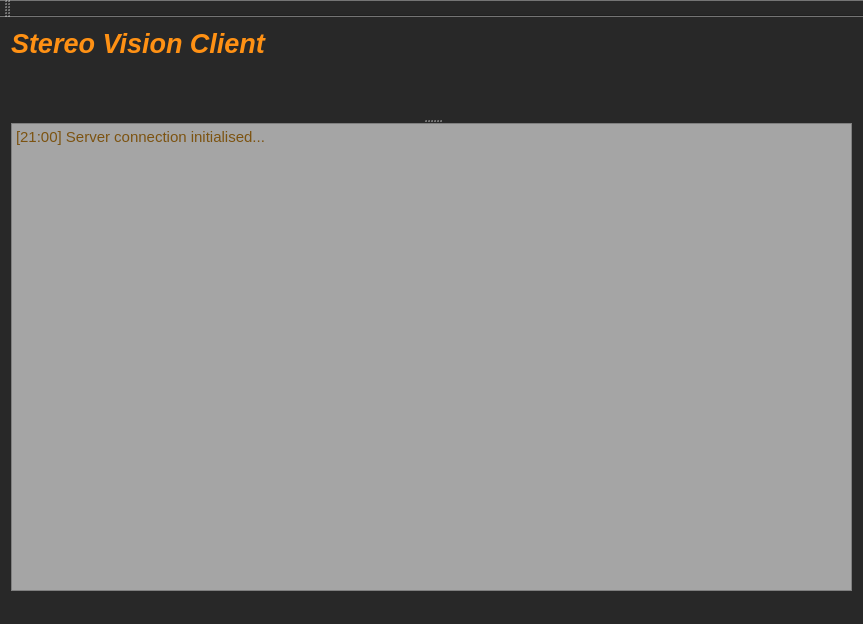
This is gui.ui in spoorcc/stereo-vision-client as Qt 5 draws it before an edit. The edited form follows.
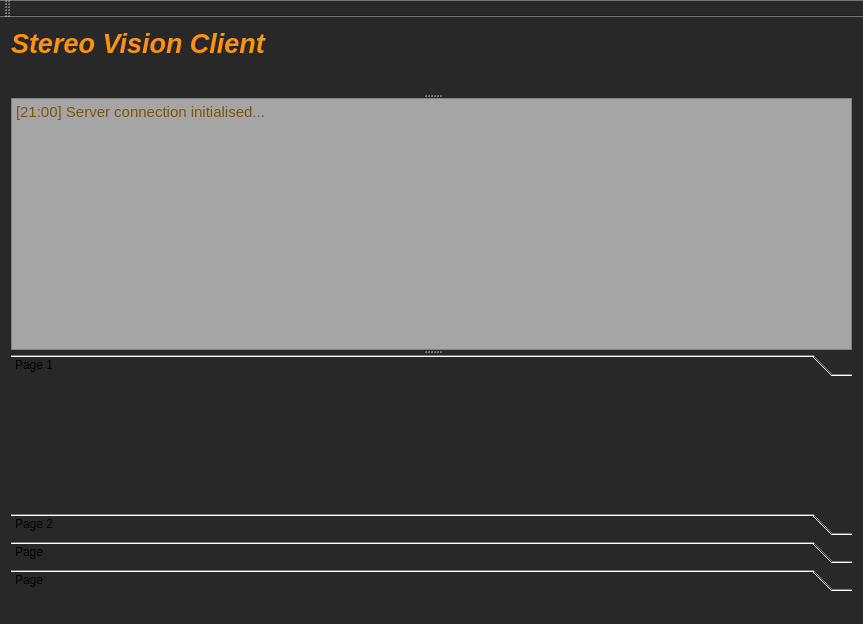
This is the edited form.

```diff
--- a/gui.ui
+++ b/gui.ui
@@ -42,10 +42,51 @@
         <string>&lt;!DOCTYPE HTML PUBLIC &quot;-//W3C//DTD HTML 4.0//EN&quot; &quot;http://www.w3.org/TR/REC-html40/strict.dtd&quot;&gt;
 &lt;html&gt;&lt;head&gt;&lt;meta name=&quot;qrichtext&quot; content=&quot;1&quot; /&gt;&lt;style type=&quot;text/css&quot;&gt;
 p, li { white-space: pre-wrap; }
-&lt;/style&gt;&lt;/head&gt;&lt;body style=&quot; font-family:'Ubuntu'; font-size:11pt; font-weight:400; font-style:normal;&quot;&gt;
-&lt;p style=&quot; margin-top:0px; margin-bottom:0px; margin-left:0px; margin-right:0px; -qt-block-indent:0; text-indent:0px;&quot;&gt;[21:00] Server connection initialised...&lt;/p&gt;&lt;/body&gt;&lt;/html&gt;</string>
+&lt;/style&gt;&lt;/head&gt;&lt;body style=&quot; font-family:'MS Shell Dlg 2'; font-size:8.25pt; font-weight:400; font-style:normal;&quot;&gt;
+&lt;p style=&quot; margin-top:0px; margin-bottom:0px; margin-left:0px; margin-right:0px; -qt-block-indent:0; text-indent:0px;&quot;&gt;&lt;span style=&quot; font-family:'Ubuntu'; font-size:11pt;&quot;&gt;[21:00] Server connection initialised...&lt;/span&gt;&lt;/p&gt;&lt;/body&gt;&lt;/html&gt;</string>
        </property>
       </widget>
+      <widget class="QToolBox" name="AllProcessesTBX">
+       <property name="currentIndex">
+        <number>0</number>
+       </property>
+       <widget class="QWidget" name="page">
+        <property name="geometry">
+         <rect>
+          <x>0</x>
+          <y>0</y>
+          <width>845</width>
+          <height>88</height>
+         </rect>
+        </property>
+        <attribute name="label">
+         <string>Page 1</string>
+        </attribute>
+       </widget>
+       <widget class="QWidget" name="page_2">
+        <property name="geometry">
+         <rect>
+          <x>0</x>
+          <y>0</y>
+          <width>845</width>
+          <height>88</height>
+         </rect>
+        </property>
+        <attribute name="label">
+         <string>Page 2</string>
+        </attribute>
+       </widget>
+       <widget class="QWidget" name="page_5">
+        <attribute name="label">
+         <string>Page</string>
+        </attribute>
+       </widget>
+       <widget class="QWidget" name="page_6">
+        <attribute name="label">
+         <string>Page</string>
+        </attribute>
+       </widget>
+      </widget>
      </widget>
     </item>
    </layout>
```
Left out of the diff: 7 changed lines with no effect on the pictures.
